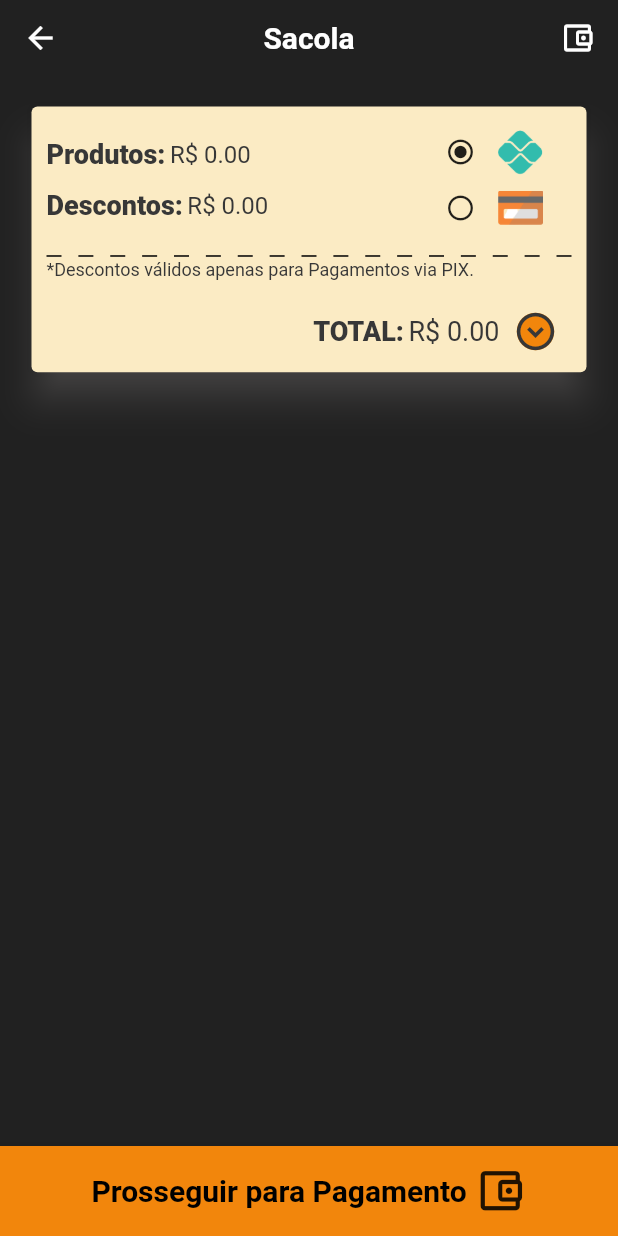
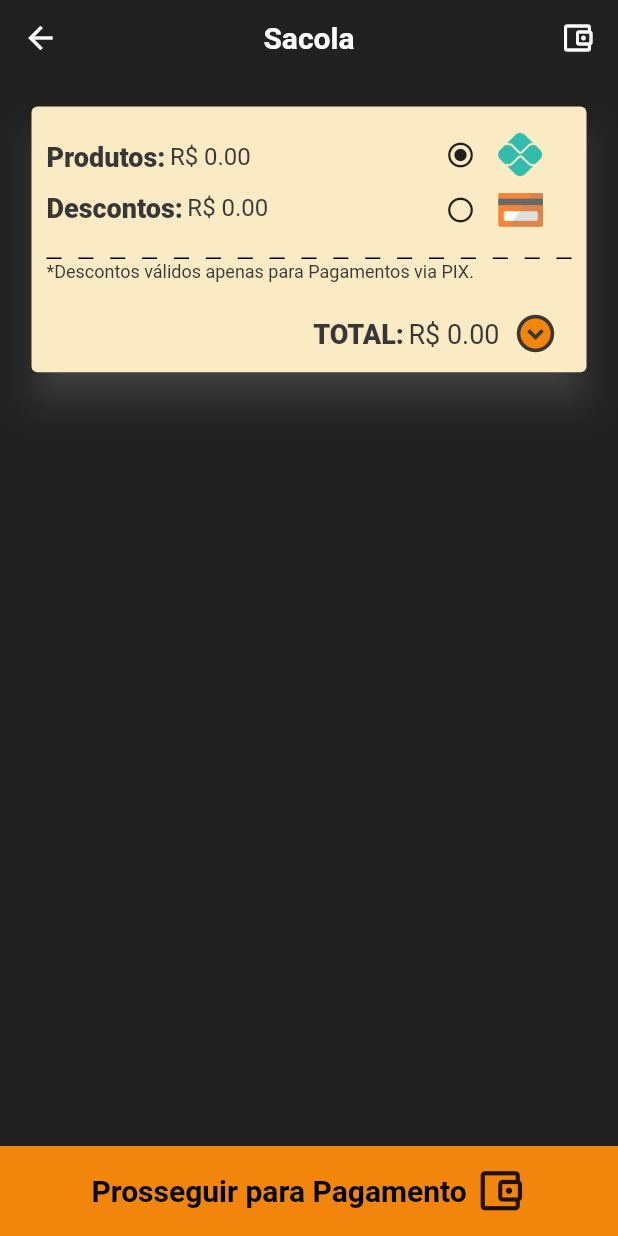
Before and after one commit to WellysonP/PerfumariaPontes, a Flutter app: the PerfilPageIn screen opened by its route, after a tap on the "local mall" icon, on a phone screen of 412 x 824 dp. Run offline on Flutter 3.47's test engine with Material 2 defaults, Android fonts, the phone set to English and light mode, and no system bars; our stand-ins replace firebase_core, firebase_database, firebase_storage, image_picker; accounts and stored records are empty; network calls fail.

```diff
--- a/lib/provider/product_provider.dart
+++ b/lib/provider/product_provider.dart
@@ -65,6 +65,9 @@ class ProductProvider with ChangeNotifier {
             newPrice: productData["newPrice"],
             imageUrl: productData["imageUrl"],
             description: productData["description"],
+            isEmphasis: productData["isEmphasis"] == null
+                ? false
+                : productData["isEmphasis"],
           ),
         );
       },
@@ -168,6 +171,7 @@ class ProductProvider with ChangeNotifier {
           "newPrice": product.newPrice,
           "imageUrl": product.imageUrl,
           "description": product.description,
+          "isEmphasis": isEmphasis,
         },
       ),
     );
@@ -196,6 +200,7 @@ class ProductProvider with ChangeNotifier {
         newPrice: product.newPrice,
         imageUrl: product.imageUrl,
         description: product.description,
+        isEmphasis: product.isEmphasis,
       ),
     );
   }
--- a/lib/screens/bag_page.dart
+++ b/lib/screens/bag_page.dart
@@ -40,11 +40,12 @@ class BagPage extends StatelessWidget {
                 color: const Color.fromRGBO(251, 235, 196, 1),
                 child: SizedBox(
                   height: bag.viewMore
-                      ? sizeDevice.height * 0.215 + (bag.items.length * 97)
+                      ? sizeDevice.height * 0.215 + (bag.items.length * 85)
                       : sizeDevice.height * 0.215,
                   child: Padding(
                     padding: const EdgeInsets.symmetric(horizontal: 10),
                     child: Column(
+                      mainAxisAlignment: MainAxisAlignment.center,
                       crossAxisAlignment: CrossAxisAlignment.start,
                       children: [
                         const SizedBox(height: 12),
@@ -84,7 +85,7 @@ class BagPage extends StatelessWidget {
                         const DasheLine(),
                         if (bag.viewMore)
                           SizedBox(
-                            height: (bag.items.length * 97),
+                            height: (bag.items.length * 85),
                             child: ListView.builder(
                               physics: const NeverScrollableScrollPhysics(),
                               itemCount: bag.items.length,
--- a/lib/screens/home_page.dart
+++ b/lib/screens/home_page.dart
@@ -8,8 +8,20 @@ import '../components/product_items.dart';
 import '../widgets/subtitle_appbar.dart';
 import '../provider/product_provider.dart';
 
-class HomePage extends StatelessWidget {
+class HomePage extends StatefulWidget {
   const HomePage({Key? key}) : super(key: key);
+
+  @override
+  State<HomePage> createState() => _HomePageState();
+}
+
+class _HomePageState extends State<HomePage> {
+  @override
+  void initState() {
+    // TODO: implement initState
+    super.initState();
+    Provider.of<ProductProvider>(context, listen: false).getItems();
+  }
 
   @override
   Widget build(BuildContext context) {
--- a/lib/widgets/bag_widget.dart
+++ b/lib/widgets/bag_widget.dart
@@ -19,13 +19,14 @@ class BagWidget extends StatelessWidget {
     return Column(
       children: [
         Padding(
-          padding: const EdgeInsets.symmetric(horizontal: 7, vertical: 12.5),
+          padding: const EdgeInsets.all(7),
           child: SizedBox(
             height: 70,
             child: Row(
               mainAxisAlignment: MainAxisAlignment.spaceBetween,
               children: [
                 Row(
+                  crossAxisAlignment: CrossAxisAlignment.center,
                   children: [
                     CircleAvatar(
                       radius: sizeDevice.width * 0.07,
@@ -34,6 +35,7 @@ class BagWidget extends StatelessWidget {
                     const SizedBox(width: 7),
                     Column(
                       crossAxisAlignment: CrossAxisAlignment.start,
+                      mainAxisAlignment: MainAxisAlignment.center,
                       children: [
                         Text(
                           bagItem.name,
@@ -64,6 +66,7 @@ class BagWidget extends StatelessWidget {
                   ],
                 ),
                 Column(
+                  mainAxisAlignment: MainAxisAlignment.center,
                   crossAxisAlignment: CrossAxisAlignment.end,
                   children: [
                     Row(
--- a/lib/widgets/bottom_bar_custom.dart
+++ b/lib/widgets/bottom_bar_custom.dart
@@ -39,15 +39,15 @@ class BottomBarCustom extends StatelessWidget {
                   .pushNamedAndRemoveUntil(AppRoutes.home, (route) => false);
             },
             child: Container(
-              color: isHome == true
-                  ? Theme.of(context).colorScheme.primary
-                  : const Color.fromRGBO(33, 33, 33, 1),
+              color: const Color.fromRGBO(33, 33, 33, 1),
               height: 60,
               width: devideSize.width * 0.33,
               child: Icon(
                 Icons.home_outlined,
                 size: 40,
-                color: isHome == true ? Colors.black : Colors.white,
+                color: isHome == true
+                    ? Color.fromRGBO(242, 134, 12, 1)
+                    : Colors.white,
               ),
             ),
           ),
@@ -57,15 +57,15 @@ class BottomBarCustom extends StatelessWidget {
                   .pushNamedAndRemoveUntil(AppRoutes.explore, (route) => false);
             },
             child: Container(
-              color: isExplore == true
-                  ? Theme.of(context).colorScheme.primary
-                  : const Color.fromRGBO(33, 33, 33, 1),
+              color: const Color.fromRGBO(33, 33, 33, 1),
               height: 60,
               width: devideSize.width * 0.34,
               child: Icon(
                 Icons.explore_outlined,
                 size: 40,
-                color: isExplore == true ? Colors.black : Colors.white,
+                color: isExplore == true
+                    ? Color.fromRGBO(242, 134, 12, 1)
+                    : Colors.white,
               ),
             ),
           ),
@@ -75,15 +75,15 @@ class BottomBarCustom extends StatelessWidget {
                   AppRoutes.perfilOut, (route) => false);
             },
             child: Container(
-              color: isPerfil == true
-                  ? Theme.of(context).colorScheme.primary
-                  : const Color.fromRGBO(33, 33, 33, 1),
+              color: const Color.fromRGBO(33, 33, 33, 1),
               height: 60,
               width: devideSize.width * 0.33,
               child: Icon(
                 Icons.person_outline,
                 size: 40,
-                color: isPerfil == true ? Colors.black : Colors.white,
+                color: isPerfil == true
+                    ? Color.fromRGBO(242, 134, 12, 1)
+                    : Colors.white,
               ),
             ),
           ),
```
Also changed, not shown: lib/components/product_list.dart (+9 -1 lines).
